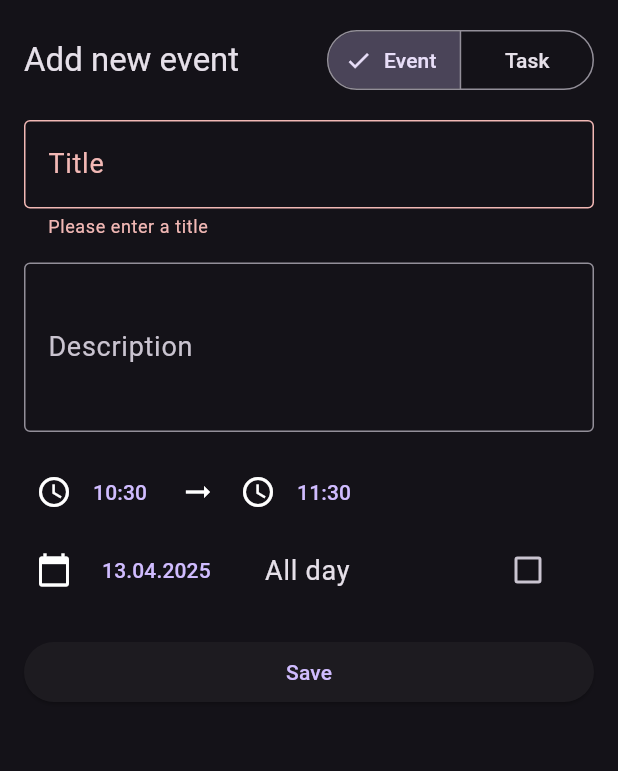
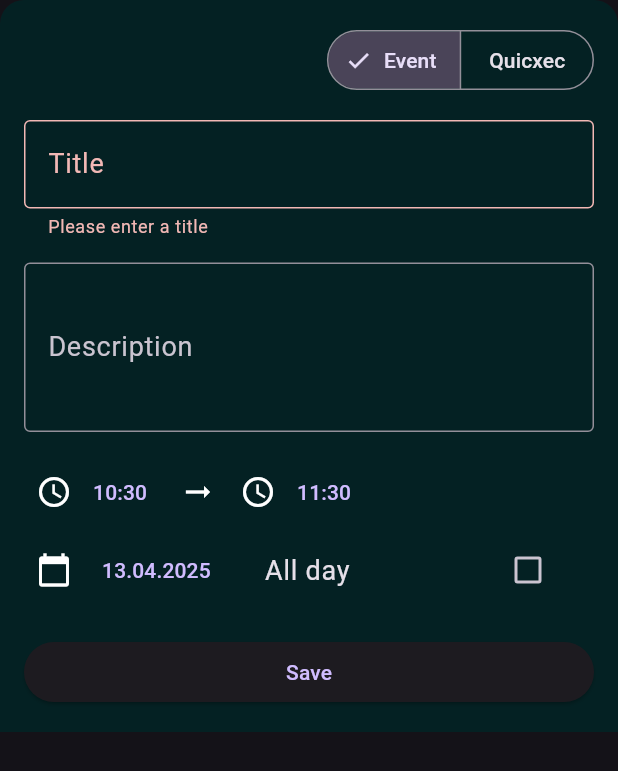
Before and after one commit to ninzqq/nexecute, a Flutter app: the ItemEditorSheet widget shown alone on an empty page, opened directly, after a tap on "Save", after a tap on "Event", on a phone screen of 412 x 824 dp. Shown: the top 771 px of the screen. Run offline on Flutter 3.47's test engine with Material 3 defaults, Android fonts, the phone set to English and light mode, and no system bars; our stand-ins replace cloud_firestore, firebase_auth, firebase_core, font_awesome_flutter, google_sign_in, logger and 1 more; missing offline and left inert: cloud_firestore_web, firebase_auth_web, firebase_core_web, google_sign_in_web; accounts and stored records are empty; generated files the repository leaves out were written again.

Commit message:
Misc refactoring to get bottomsheet working nicely

```diff
--- a/nexecute/lib/home/bottomsheets/item_editor.dart
+++ b/nexecute/lib/home/bottomsheets/item_editor.dart
@@ -1,9 +1,10 @@
-import 'package:cloud_firestore/cloud_firestore.dart';
 import 'package:flutter/material.dart';
 import 'package:nexecute/models/quicxec.dart';
 import 'package:nexecute/models/event.dart';
 import 'package:nexecute/home/widgets/item_time_picker.dart';
 import 'package:nexecute/services/firestore.dart';
+import 'package:nexecute/shared/styles.dart';
+import 'package:provider/provider.dart';
 
 void showItemEditor(
   BuildContext context, {
@@ -24,7 +25,11 @@ void showItemEditor(
         bottom: MediaQuery.of(context).viewInsets.bottom,
       ),
       child: SingleChildScrollView(
-        child: ItemEditorSheet(event: event, quicxec: quicxec, date: date),
+        child: ItemEditorSheet(
+          event: event,
+          quicxec: quicxec,
+          date: date,
+        ),
       ),
     ),
   );
@@ -52,9 +57,10 @@ class _ItemEditorSheetState extends State<ItemEditorSheet> {
   DateTime _startTime = DateTime.now();
   DateTime _endTime = DateTime.now().add(const Duration(hours: 1));
   bool _isAllDay = false;
-  bool _isEvent = true;
+  bool _isEvent = false;
   DateTime? _dueDate;
   DateTime? _selectedDate;
+
   @override
   void initState() {
     super.initState();
@@ -71,6 +77,7 @@ class _ItemEditorSheetState extends State<ItemEditorSheet> {
       _dueDate = widget.quicxec!.created;
     }
     _selectedDate = widget.date;
+    _isEvent = widget.event != null;
   }
 
   @override
@@ -80,7 +87,7 @@ class _ItemEditorSheetState extends State<ItemEditorSheet> {
     super.dispose();
   }
 
-  void _submit() {
+  void _submitQuicxec(List<Quicxec> allQuicxecs) {
     if (_formKey.currentState!.validate()) {
       if (_isEvent) {
         final event = Event(
@@ -100,26 +107,56 @@ class _ItemEditorSheetState extends State<ItemEditorSheet> {
           tags: [],
           trashed: false,
         );
-        print("************************************************");
-        print("quicxec: $quicxec");
-        print("************************************************");
-        FirestoreService().addNewQuicxec(
-          _titleController.text,
-          _descriptionController.text,
-          [],
-          _startTime,
-        );
-        Navigator.pop(context, quicxec);
+
+        bool existingQuicxec = false;
+        for (var quicxec in allQuicxecs) {
+          if (quicxec.id == widget.quicxec!.id) {
+            existingQuicxec = true;
+          }
+        }
+
+        if (existingQuicxec) {
+          FirestoreService().modifyCurrentlyOpenQuicxec(
+            quicxec,
+            _descriptionController.text,
+            _titleController.text,
+            quicxec.tags,
+          );
+        } else {
+          FirestoreService().addNewQuicxec(
+            _descriptionController.text,
+            _titleController.text,
+            [],
+            _startTime,
+          );
+        }
+        Navigator.pop(context);
       }
     }
   }
 
+  void _submitEvent() {
+    final event = Event(
+      title: _titleController.text,
+      description: _descriptionController.text,
+      startTime: _startTime,
+      endTime: _endTime,
+      isAllDay: _isAllDay,
+    );
+    print(event);
+    Navigator.pop(context, event);
+  }
+
   @override
   Widget build(BuildContext context) {
+
+    var quicxecs = Provider.of<List<Quicxec>>(context);
+
     return Container(
       padding: const EdgeInsets.all(16.0),
       decoration: BoxDecoration(
-        color: Theme.of(context).colorScheme.surface,
+        //color: Theme.of(context).colorScheme.surface,
+        color: drawerBgColor,
         borderRadius: const BorderRadius.only(
           topLeft: Radius.circular(16.0),
           topRight: Radius.circular(16.0),
@@ -133,15 +170,11 @@ class _ItemEditorSheetState extends State<ItemEditorSheet> {
           children: [
             Row(
               children: [
-                Text(
-                  widget.event != null ? 'Edit' : 'Add new event',
-                  style: Theme.of(context).textTheme.titleLarge,
-                ),
                 const Spacer(),
                 SegmentedButton<bool>(
                   segments: const [
                     ButtonSegment(value: true, label: Text('Event')),
-                    ButtonSegment(value: false, label: Text('Task')),
+                    ButtonSegment(value: false, label: Text('Quicxec')),
                   ],
                   selected: {_isEvent},
                   onSelectionChanged: (Set<bool> newSelection) {
@@ -276,7 +309,9 @@ class _ItemEditorSheetState extends State<ItemEditorSheet> {
             SizedBox(
               width: double.infinity,
               child: ElevatedButton(
-                onPressed: _submit,
+                onPressed: () => _isEvent
+                    ? _submitEvent()
+                    : _submitQuicxec(quicxecs),
                 child: const Text('Save'),
               ),
             ),
--- a/nexecute/lib/home/screens/addnewquicxecscreen.dart
+++ b/nexecute/lib/home/screens/addnewquicxecscreen.dart
@@ -1,4 +1,3 @@
-import 'package:cloud_firestore/cloud_firestore.dart';
 import 'package:flutter/material.dart';
 import 'package:nexecute/home/widgets/quicxecinputfields.dart';
 import 'package:nexecute/shared/shared.dart';
--- a/nexecute/lib/home/widgets/quicxecs.dart
+++ b/nexecute/lib/home/widgets/quicxecs.dart
@@ -12,9 +12,6 @@ class Quicxecs extends StatelessWidget {
   Widget build(BuildContext context) {
     var columnCount = context.watch<QuicxecsColumnCount>();
     var allQuicxecs = context.watch<List<Quicxec>>();
-    print("************************************************");
-    print("allQuicxecs: $allQuicxecs");
-    print("************************************************");
     var activeQuicxecs = []; // Meaning: trashed=false
     for (var q in allQuicxecs) {
       if (!q.trashed) {
--- a/nexecute/lib/models/event.dart
+++ b/nexecute/lib/models/event.dart
@@ -15,6 +15,6 @@ class Event {
 
   @override
   String toString() {
-    return title;
+    return 'Event(title: $title, description: $description, startTime: $startTime, endTime: $endTime, isAllDay: $isAllDay)';
   }
 }
--- a/nexecute/lib/models/quicxec.dart
+++ b/nexecute/lib/models/quicxec.dart
@@ -1,6 +1,5 @@
 import 'package:cloud_firestore/cloud_firestore.dart';
 import 'package:json_annotation/json_annotation.dart';
-part 'quicxec.g.dart';
 
 @JsonSerializable()
 class Quicxec {
@@ -19,10 +18,6 @@ class Quicxec {
     this.tags = const [],
     required this.created,
   });
-
-  //factory Quicxec.fromJson(Map<String, dynamic> json) =>
-  //   _$QuicxecFromJson(json);
-  //Map<String, dynamic> toJson() => _$QuicxecToJson(this);
 
   Map<String, dynamic> toFirestore() {
     return {
--- a/nexecute/lib/services/firestore.dart
+++ b/nexecute/lib/services/firestore.dart
@@ -57,7 +57,7 @@ class FirestoreService {
   }
 
   /// Modify currently open quicxec
-  Future<void> modifyCurrentlyOpenQuicxec(
+  Future<void>modifyCurrentlyOpenQuicxec(
       quicxec, newText, newTitle, tags) async {
     var user = AuthService().user!;
     var ref = _db.collection('users').doc(user.uid).collection('quicxecs');
```
Also changed, not shown: nexecute/lib/home/widgets/quicxecitem.dart (+10 -6 lines), nexecute/lib/shared/bottomnavbar.dart (+25 -11 lines), nexecute/lib/models/quicxec.g.dart (deleted).
